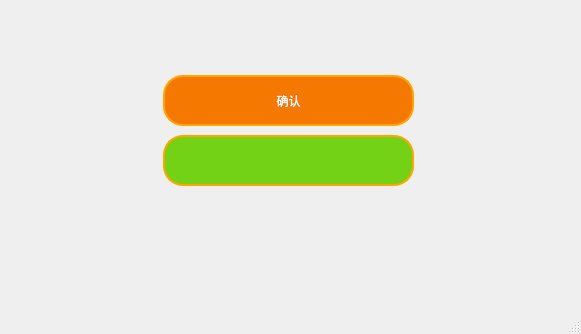
Qt form mainwindow.ui (WillsonLee/ShareBooks) before a commit; both pictures show x 0 to 581 and y 495 to 829 of the 581 by 829 pixel window.
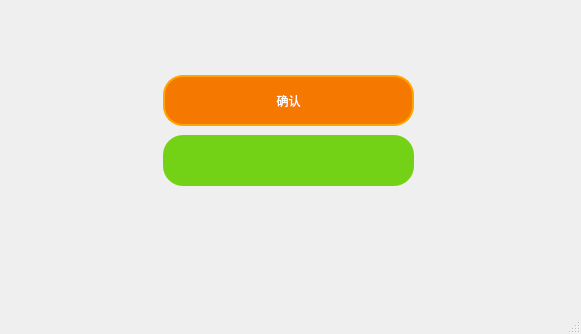
The same form after that commit. Icons and pictures are not drawn. Custom widgets are drawn as their Qt base class.

Commit message: update button in bookinfo

The edit to the form file:
```diff
--- a/mainwindow.ui
+++ b/mainwindow.ui
@@ -736,7 +736,7 @@
           </rect>
          </property>
          <property name="styleSheet">
-          <string notr="true">QPushButton{border:2px solid orange;
+          <string notr="true">QPushButton{border:2px rgb(115, 210, 22);
 background:rgb(115, 210, 22);
 border-radius:20px;
 color:white;}</string>
```
